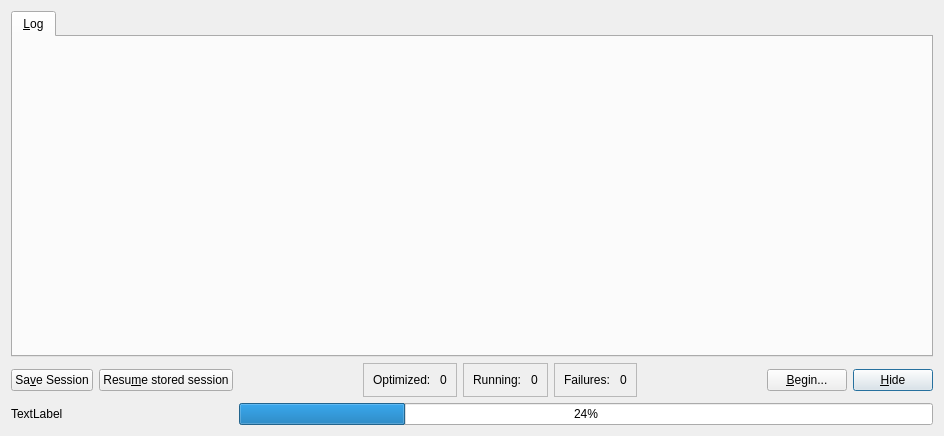
This is src/randomdock/ui/dialog.ui in xtalopt/XtalOpt as Qt 5 draws it before an edit. The edited form follows.
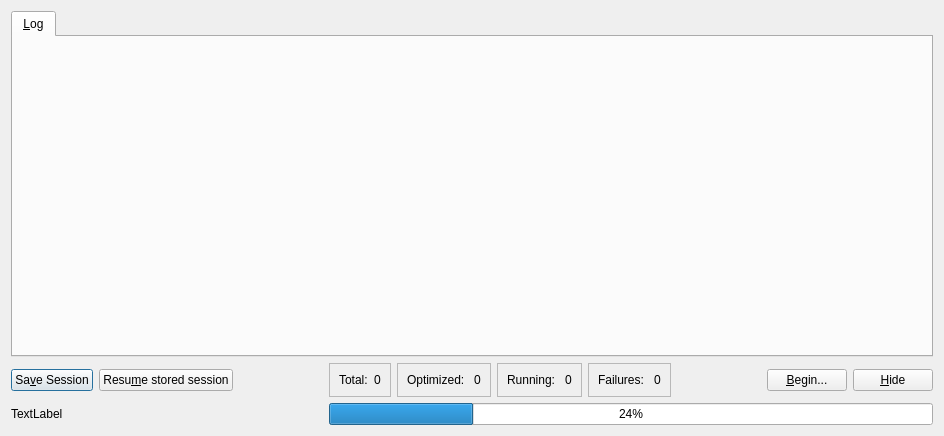
This is the edited form.

Patch:
```diff
--- a/src/randomdock/ui/dialog.ui
+++ b/src/randomdock/ui/dialog.ui
@@ -20,29 +20,10 @@
    <string>Random Docking Search</string>
   </property>
   <layout class="QGridLayout" name="gridLayout">
-   <item row="4" column="8">
-    <widget class="QPushButton" name="pushButton">
-     <property name="sizePolicy">
-      <sizepolicy hsizetype="Fixed" vsizetype="Fixed">
-       <horstretch>0</horstretch>
-       <verstretch>0</verstretch>
-      </sizepolicy>
-     </property>
-     <property name="text">
-      <string>&amp;Hide</string>
-     </property>
-    </widget>
-   </item>
-   <item row="4" column="7">
-    <widget class="QPushButton" name="push_begin">
-     <property name="sizePolicy">
-      <sizepolicy hsizetype="Fixed" vsizetype="Fixed">
-       <horstretch>0</horstretch>
-       <verstretch>0</verstretch>
-      </sizepolicy>
-     </property>
-     <property name="text">
-      <string>&amp;Begin...</string>
+   <item row="5" column="3" colspan="7">
+    <widget class="QProgressBar" name="progbar">
+     <property name="value">
+      <number>24</number>
      </property>
     </widget>
    </item>
@@ -53,14 +34,7 @@
      </property>
     </widget>
    </item>
-   <item row="4" column="1">
-    <widget class="QPushButton" name="push_resume">
-     <property name="text">
-      <string>Resu&amp;me stored session</string>
-     </property>
-    </widget>
-   </item>
-   <item row="4" column="3">
+   <item row="4" column="4">
     <widget class="QFrame" name="frame">
      <property name="frameShape">
       <enum>QFrame::StyledPanel</enum>
@@ -86,33 +60,7 @@
      </layout>
     </widget>
    </item>
-   <item row="4" column="4">
-    <widget class="QFrame" name="frame_2">
-     <property name="frameShape">
-      <enum>QFrame::StyledPanel</enum>
-     </property>
-     <property name="frameShadow">
-      <enum>QFrame::Raised</enum>
-     </property>
-     <layout class="QGridLayout" name="gridLayout_3">
-      <item row="0" column="0">
-       <widget class="QLabel" name="label_3">
-        <property name="text">
-         <string>Running: </string>
-        </property>
-       </widget>
-      </item>
-      <item row="0" column="1">
-       <widget class="QLabel" name="label_run">
-        <property name="text">
-         <string>0</string>
-        </property>
-       </widget>
-      </item>
-     </layout>
-    </widget>
-   </item>
-   <item row="4" column="5">
+   <item row="4" column="6">
     <widget class="QFrame" name="frame_4">
      <property name="frameShape">
       <enum>QFrame::StyledPanel</enum>
@@ -138,7 +86,7 @@
      </layout>
     </widget>
    </item>
-   <item row="2" column="0" colspan="9">
+   <item row="2" column="0" colspan="10">
     <widget class="QTabWidget" name="tabs">
      <property name="currentIndex">
       <number>0</number>
@@ -151,31 +99,31 @@
      </widget>
     </widget>
    </item>
-   <item row="4" column="6">
-    <spacer name="horizontalSpacer">
-     <property name="orientation">
-      <enum>Qt::Horizontal</enum>
+   <item row="4" column="5">
+    <widget class="QFrame" name="frame_2">
+     <property name="frameShape">
+      <enum>QFrame::StyledPanel</enum>
      </property>
-     <property name="sizeHint" stdset="0">
-      <size>
-       <width>40</width>
-       <height>20</height>
-      </size>
+     <property name="frameShadow">
+      <enum>QFrame::Raised</enum>
      </property>
-    </spacer>
-   </item>
-   <item row="4" column="2">
-    <spacer name="horizontalSpacer_2">
-     <property name="orientation">
-      <enum>Qt::Horizontal</enum>
-     </property>
-     <property name="sizeHint" stdset="0">
-      <size>
-       <width>40</width>
-       <height>20</height>
-      </size>
-     </property>
-    </spacer>
+     <layout class="QGridLayout" name="gridLayout_3">
+      <item row="0" column="0">
+       <widget class="QLabel" name="label_3">
+        <property name="text">
+         <string>Running: </string>
+        </property>
+       </widget>
+      </item>
+      <item row="0" column="1">
+       <widget class="QLabel" name="label_run">
+        <property name="text">
+         <string>0</string>
+        </property>
+       </widget>
+      </item>
+     </layout>
+    </widget>
    </item>
    <item row="5" column="0" colspan="2">
     <widget class="QLabel" name="label_prog">
@@ -184,13 +132,91 @@
      </property>
     </widget>
    </item>
-   <item row="5" column="2" colspan="7">
-    <widget class="QProgressBar" name="progbar">
-     <property name="value">
-      <number>24</number>
+   <item row="4" column="8">
+    <widget class="QPushButton" name="push_begin">
+     <property name="sizePolicy">
+      <sizepolicy hsizetype="Fixed" vsizetype="Fixed">
+       <horstretch>0</horstretch>
+       <verstretch>0</verstretch>
+      </sizepolicy>
      </property>
+     <property name="text">
+      <string>&amp;Begin...</string>
+     </property>
     </widget>
    </item>
+   <item row="4" column="1">
+    <widget class="QPushButton" name="push_resume">
+     <property name="text">
+      <string>Resu&amp;me stored session</string>
+     </property>
+    </widget>
+   </item>
+   <item row="4" column="3">
+    <widget class="QFrame" name="frame_3">
+     <property name="frameShape">
+      <enum>QFrame::StyledPanel</enum>
+     </property>
+     <property name="frameShadow">
+      <enum>QFrame::Raised</enum>
+     </property>
+     <layout class="QGridLayout" name="gridLayout_4">
+      <item row="0" column="0">
+       <widget class="QLabel" name="label_2">
+        <property name="text">
+         <string>Total:</string>
+        </property>
+       </widget>
+      </item>
+      <item row="0" column="1">
+       <widget class="QLabel" name="label_tot">
+        <property name="text">
+         <string>0</string>
+        </property>
+       </widget>
+      </item>
+     </layout>
+    </widget>
+   </item>
+   <item row="4" column="2">
+    <spacer name="horizontalSpacer">
+     <property name="orientation">
+      <enum>Qt::Horizontal</enum>
+     </property>
+     <property name="sizeHint" stdset="0">
+      <size>
+       <width>40</width>
+       <height>20</height>
+      </size>
+     </property>
+    </spacer>
+   </item>
+   <item row="4" column="9">
+    <widget class="QPushButton" name="pushButton">
+     <property name="sizePolicy">
+      <sizepolicy hsizetype="Fixed" vsizetype="Fixed">
+       <horstretch>0</horstretch>
+       <verstretch>0</verstretch>
+      </sizepolicy>
+     </property>
+     <property name="text">
+      <string>&amp;Hide</string>
+     </property>
+    </widget>
+   </item>
+   <item row="4" column="7">
+    <spacer name="horizontalSpacer_2">
+     <property name="orientation">
+      <enum>Qt::Horizontal</enum>
+     </property>
+     <property name="sizeHint" stdset="0">
+      <size>
+       <width>40</width>
+       <height>20</height>
+      </size>
+     </property>
+    </spacer>
+   </item>
   </layout>
  </widget>
  <tabstops>
```
